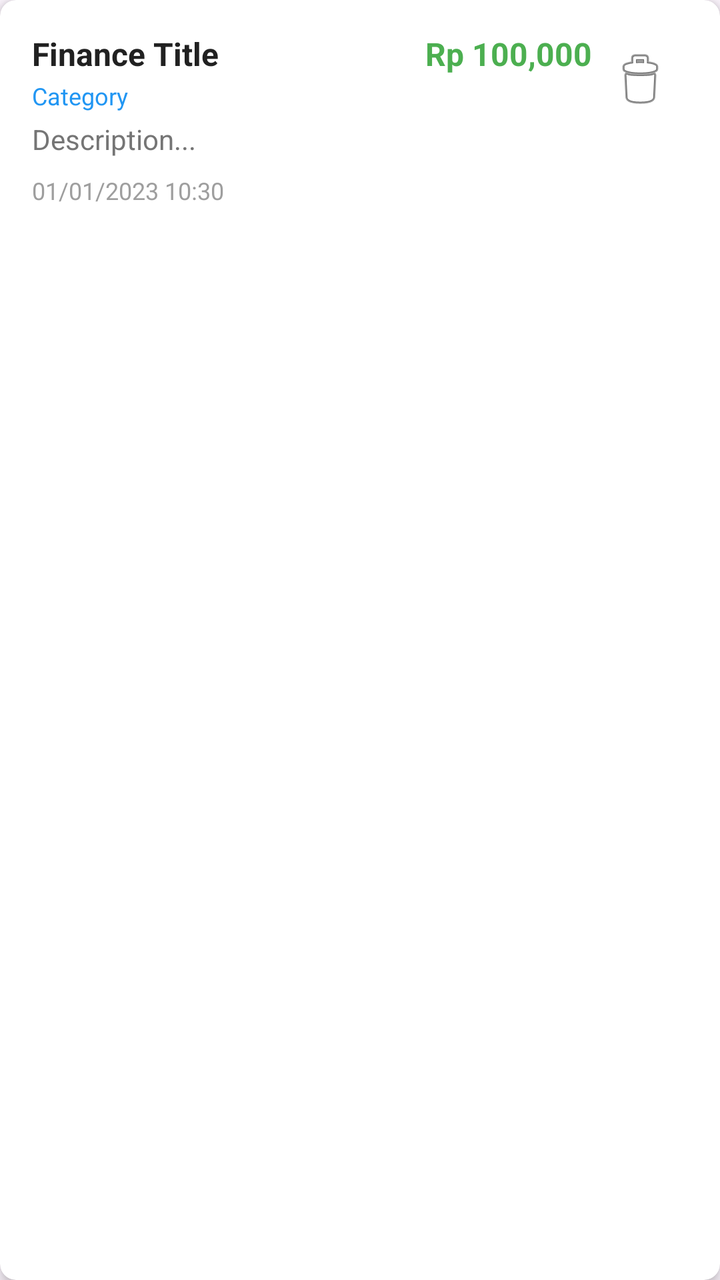
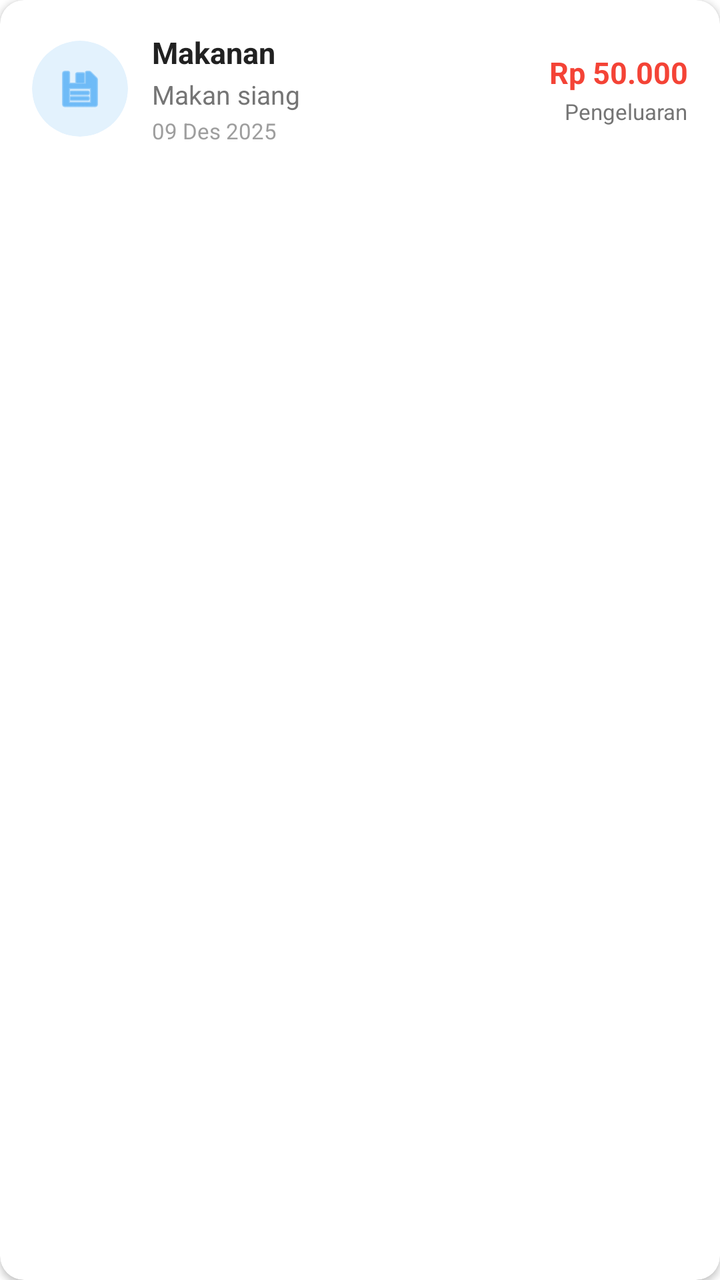

Before-and-after screenshots of an Android layout around one commit, followed by the original layout XML and the change that was made.
<!-- AndroidManifest.xml: application theme Theme.CatatIn -->
<!-- res/layout/item_finance.xml -->
<?xml version="1.0" encoding="utf-8"?>
<androidx.cardview.widget.CardView xmlns:android="http://schemas.android.com/apk/res/android"
    xmlns:app="http://schemas.android.com/apk/res-auto"
    android:layout_width="match_parent"
    android:layout_height="wrap_content"
    android:layout_margin="8dp"
    app:cardCornerRadius="8dp"
    app:cardElevation="4dp">

    <LinearLayout
        android:layout_width="match_parent"
        android:layout_height="wrap_content"
        android:orientation="vertical"
        android:padding="16dp">

        <LinearLayout
            android:layout_width="match_parent"
            android:layout_height="wrap_content"
            android:orientation="horizontal">

            <LinearLayout
                android:layout_width="0dp"
                android:layout_height="wrap_content"
                android:layout_weight="1"
                android:orientation="vertical">

                <LinearLayout
                    android:layout_width="match_parent"
                    android:layout_height="wrap_content"
                    android:orientation="horizontal">

                    <TextView
                        android:id="@+id/tvFinanceTitle"
                        android:layout_width="0dp"
                        android:layout_height="wrap_content"
                        android:layout_weight="1"
                        android:text="Finance Title"
                        android:textSize="16sp"
                        android:textStyle="bold"
                        android:textColor="#212121" />

                    <TextView
                        android:id="@+id/tvFinanceAmount"
                        android:layout_width="wrap_content"
                        android:layout_height="wrap_content"
                        android:text="Rp 100,000"
                        android:textSize="16sp"
                        android:textStyle="bold"
                        android:textColor="#4CAF50" />

                </LinearLayout>

                <TextView
                    android:id="@+id/tvFinanceCategory"
                    android:layout_width="match_parent"
                    android:layout_height="wrap_content"
                    android:text="Category"
                    android:textSize="12sp"
                    android:textColor="#2196F3"
                    android:layout_marginTop="2dp" />

                <TextView
                    android:id="@+id/tvFinanceDescription"
                    android:layout_width="match_parent"
                    android:layout_height="wrap_content"
                    android:text="Description..."
                    android:textSize="14sp"
                    android:textColor="#757575"
                    android:layout_marginTop="4dp"
                    android:maxLines="2"
                    android:ellipsize="end" />

                <TextView
                    android:id="@+id/tvFinanceDate"
                    android:layout_width="match_parent"
                    android:layout_height="wrap_content"
                    android:text="01/01/2023 10:30"
                    android:textSize="12sp"
                    android:textColor="#9E9E9E"
                    android:layout_marginTop="8dp" />

            </LinearLayout>

            <ImageButton
                android:id="@+id/btnDeleteFinance"
                android:layout_width="48dp"
                android:layout_height="48dp"
                android:src="@android:drawable/ic_menu_delete"
                android:background="?attr/selectableItemBackgroundBorderless"
                android:layout_gravity="top" />

        </LinearLayout>

    </LinearLayout>

</androidx.cardview.widget.CardView>
<!-- resources referenced by this layout -->
<resources>
  <style name="Theme.CatatIn" parent="Theme.Material3.DayNight">
          
          <item name="colorPrimary">@color/purple_500</item>
          <item name="colorPrimaryVariant">@color/purple_700</item>
          <item name="colorOnPrimary">@color/white</item>
          
          <item name="colorSecondary">@color/teal_200</item>
          <item name="colorSecondaryVariant">@color/teal_700</item>
          <item name="colorOnSecondary">@color/black</item>
          
          <item name="android:statusBarColor">?attr/colorPrimaryVariant</item>
          
      </style>
  <color name="purple_500">#FF6200EE</color>
  <color name="purple_700">#FF3700B3</color>
  <color name="white">#FFFFFFFF</color>
  <color name="teal_200">#FF03DAC5</color>
  <color name="teal_700">#FF018786</color>
  <color name="black">#FF000000</color>
</resources>

<!-- the commit's change to res/layout/item_finance.xml (unified diff, before → after) -->
@@ -1,96 +1,115 @@
 <?xml version="1.0" encoding="utf-8"?>
-<androidx.cardview.widget.CardView xmlns:android="http://schemas.android.com/apk/res/android"
+<androidx.cardview.widget.CardView
+    xmlns:android="http://schemas.android.com/apk/res/android"
     xmlns:app="http://schemas.android.com/apk/res-auto"
     android:layout_width="match_parent"
     android:layout_height="wrap_content"
-    android:layout_margin="8dp"
-    app:cardCornerRadius="8dp"
-    app:cardElevation="4dp">
+    android:layout_marginBottom="12dp"
+    app:cardCornerRadius="12dp"
+    app:cardElevation="2dp"
+    app:cardBackgroundColor="#FFFFFF">
 
-    <LinearLayout
+    <androidx.constraintlayout.widget.ConstraintLayout
         android:layout_width="match_parent"
         android:layout_height="wrap_content"
-        android:orientation="vertical"
         android:padding="16dp">
 
+        
+        <androidx.cardview.widget.CardView
+            android:id="@+id/cardIcon"
+            android:layout_width="48dp"
+            android:layout_height="48dp"
+            app:cardCornerRadius="24dp"
+            app:cardElevation="0dp"
+            app:cardBackgroundColor="#E3F2FD"
+            app:layout_constraintStart_toStartOf="parent"
+            app:layout_constraintTop_toTopOf="parent"
+            app:layout_constraintBottom_toBottomOf="parent">
+
+            <ImageView
+                android:id="@+id/ivIcon"
+                android:layout_width="24dp"
+                android:layout_height="24dp"
+                android:layout_gravity="center"
+                android:src="@android:drawable/ic_menu_save"
+                app:tint="#2196F3"/>
+        </androidx.cardview.widget.CardView>
+
+        
         <LinearLayout
-            android:layout_width="match_parent"
+            android:id="@+id/layoutDetails"
+            android:layout_width="0dp"
             android:layout_height="wrap_content"
-            android:orientation="horizontal">
+            android:orientation="vertical"
+            android:layout_marginStart="12dp"
+            android:layout_marginEnd="12dp"
+            app:layout_constraintStart_toEndOf="@id/cardIcon"
+            app:layout_constraintEnd_toStartOf="@id/layoutAmount"
+            app:layout_constraintTop_toTopOf="@id/cardIcon"
+            app:layout_constraintBottom_toBottomOf="@id/cardIcon">
 
-            <LinearLayout
-                android:layout_width="0dp"
+            <TextView
+                android:id="@+id/tvCategory"
+                android:layout_width="wrap_content"
                 android:layout_height="wrap_content"
-                android:layout_weight="1"
-                android:orientation="vertical">
+                android:text="Makanan"
+                android:textStyle="bold"
+                android:textSize="15sp"
+                android:textColor="#212121"
+                android:maxLines="1"
+                android:ellipsize="end"/>
 
-                <LinearLayout
-                    android:layout_width="match_parent"
-                    android:layout_height="wrap_content"
-                    android:orientation="horizontal">
+            <TextView
+                android:id="@+id/tvDescription"
+                android:layout_width="wrap_content"
+                android:layout_height="wrap_content"
+                android:text="Makan siang"
+                android:textSize="13sp"
+                android:textColor="#757575"
+                android:layout_marginTop="2dp"
+                android:maxLines="1"
+                android:ellipsize="end"/>
 
-                    <TextView
-                        android:id="@+id/tvFinanceTitle"
-                        android:layout_width="0dp"
-                        android:layout_height="wrap_content"
-                        android:layout_weight="1"
-                        android:text="Finance Title"
-                        android:textSize="16sp"
-                        android:textStyle="bold"
-                        android:textColor="#212121" />
-
-                    <TextView
-                        android:id="@+id/tvFinanceAmount"
-                        android:layout_width="wrap_content"
-                        android:layout_height="wrap_content"
-                        android:text="Rp 100,000"
-                        android:textSize="16sp"
-                        android:textStyle="bold"
-                        android:textColor="#4CAF50" />
-
-                </LinearLayout>
-
-                <TextView
-                    android:id="@+id/tvFinanceCategory"
-                    android:layout_width="match_parent"
-                    android:layout_height="wrap_content"
-                    android:text="Category"
-                    android:textSize="12sp"
-                    android:textColor="#2196F3"
-                    android:layout_marginTop="2dp" />
-
-                <TextView
-                    android:id="@+id/tvFinanceDescription"
-                    android:layout_width="match_parent"
-                    android:layout_height="wrap_content"
-                    android:text="Description..."
-                    android:textSize="14sp"
-                    android:textColor="#757575"
-                    android:layout_marginTop="4dp"
-                    android:maxLines="2"
-                    android:ellipsize="end" />
-
-                <TextView
-                    android:id="@+id/tvFinanceDate"
-                    android:layout_width="match_parent"
-                    android:layout_height="wrap_content"
-                    android:text="01/01/2023 10:30"
-                    android:textSize="12sp"
-                    android:textColor="#9E9E9E"
-                    android:layout_marginTop="8dp" />
-
-            </LinearLayout>
-
-            <ImageButton
-                android:id="@+id/btnDeleteFinance"
-                android:layout_width="48dp"
-                android:layout_height="48dp"
-                android:src="@android:drawable/ic_menu_delete"
-                android:background="?attr/selectableItemBackgroundBorderless"
-                android:layout_gravity="top" />
-
+            <TextView
+                android:id="@+id/tvDate"
+                android:layout_width="wrap_content"
+                android:layout_height="wrap_content"
+                android:text="09 Des 2025"
+                android:textSize="11sp"
+                android:textColor="#9E9E9E"
+                android:layout_marginTop="2dp"/>
         </LinearLayout>
 
-    </LinearLayout>
+        
+        <LinearLayout
+            android:id="@+id/layoutAmount"
+            android:layout_width="wrap_content"
+            android:layout_height="wrap_content"
+            android:orientation="vertical"
+            android:gravity="end"
+            app:layout_constraintEnd_toEndOf="parent"
+            app:layout_constraintTop_toTopOf="@id/cardIcon"
+            app:layout_constraintBottom_toBottomOf="@id/cardIcon">
+
+            <TextView
+                android:id="@+id/tvAmount"
+                android:layout_width="wrap_content"
+                android:layout_height="wrap_content"
+                android:text="Rp 50.000"
+                android:textStyle="bold"
+                android:textSize="15sp"
+                android:textColor="#F44336"/>
+
+            <TextView
+                android:id="@+id/tvType"
+                android:layout_width="wrap_content"
+                android:layout_height="wrap_content"
+                android:text="Pengeluaran"
+                android:textSize="11sp"
+                android:textColor="#757575"
+                android:layout_marginTop="2dp"/>
+        </LinearLayout>
+
+    </androidx.constraintlayout.widget.ConstraintLayout>
 
 </androidx.cardview.widget.CardView>
<!-- resource entries referenced after the edit -->
@@ -1,6 +1,6 @@
 <!-- resources referenced by this layout -->
 <resources>
-  <style name="Theme.CatatIn" parent="Theme.Material3.DayNight">
+  <style name="Theme.CatatIn" parent="Theme.MaterialComponents.DayNight.NoActionBar">
           
           <item name="colorPrimary">@color/purple_500</item>
           <item name="colorPrimaryVariant">@color/purple_700</item>
